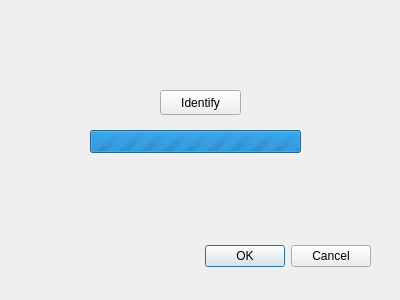
bangnbx/hust_final_project, file qt/Project3/identifywindow.ui: the form before one commit.
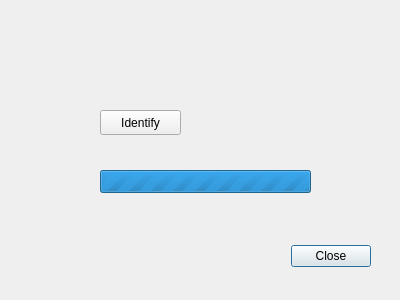
The form after the commit.

The edit to the form file:
```diff
--- a/qt/Project3/identifywindow.ui
+++ b/qt/Project3/identifywindow.ui
@@ -26,14 +26,14 @@
     <enum>Qt::Horizontal</enum>
    </property>
    <property name="standardButtons">
-    <set>QDialogButtonBox::Cancel|QDialogButtonBox::Ok</set>
+    <set>QDialogButtonBox::Close</set>
    </property>
   </widget>
   <widget class="QPushButton" name="identifyBtn">
    <property name="geometry">
     <rect>
-     <x>160</x>
-     <y>90</y>
+     <x>100</x>
+     <y>110</y>
      <width>81</width>
      <height>25</height>
     </rect>
@@ -45,10 +45,10 @@
   <widget class="QLabel" name="identifyMsg">
    <property name="geometry">
     <rect>
-     <x>90</x>
+     <x>190</x>
      <y>110</y>
-     <width>211</width>
-     <height>17</height>
+     <width>201</width>
+     <height>21</height>
     </rect>
    </property>
    <property name="text">
@@ -61,8 +61,8 @@
    </property>
    <property name="geometry">
     <rect>
-     <x>90</x>
-     <y>130</y>
+     <x>100</x>
+     <y>170</y>
      <width>211</width>
      <height>23</height>
     </rect>
```
